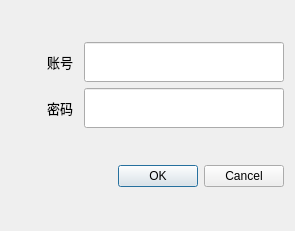
Qt form Forms/logindialog.ui (zhengshihao1218/newsoft) before a commit.
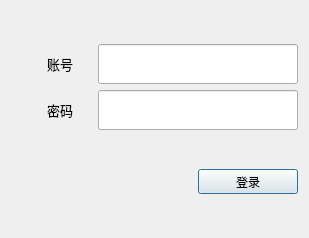
The same form after that commit. Icons and pictures are not drawn.

The edit to the form file:
```diff
--- a/Forms/logindialog.ui
+++ b/Forms/logindialog.ui
@@ -6,8 +6,8 @@
    <rect>
     <x>0</x>
     <y>0</y>
-    <width>295</width>
-    <height>231</height>
+    <width>309</width>
+    <height>238</height>
    </rect>
   </property>
   <property name="maximumSize">
@@ -23,18 +23,8 @@
    <iconset resource="themes/image.qrc">
     <normaloff>:/images/images/pl.png</normaloff>:/images/images/pl.png</iconset>
   </property>
-  <layout class="QGridLayout" name="gridLayout">
-   <item row="1" column="0">
-    <widget class="QDialogButtonBox" name="buttonBox">
-     <property name="orientation">
-      <enum>Qt::Horizontal</enum>
-     </property>
-     <property name="standardButtons">
-      <set>QDialogButtonBox::Cancel|QDialogButtonBox::Ok</set>
-     </property>
-    </widget>
-   </item>
-   <item row="0" column="0">
+  <layout class="QVBoxLayout" name="verticalLayout">
+   <item>
     <layout class="QGridLayout" name="gridLayout_2">
      <item row="1" column="4">
       <widget class="QLineEdit" name="lineEdit_2">
@@ -147,6 +137,42 @@
      </item>
     </layout>
    </item>
+   <item>
+    <layout class="QHBoxLayout" name="horizontalLayout">
+     <item>
+      <spacer name="horizontalSpacer">
+       <property name="orientation">
+        <enum>Qt::Horizontal</enum>
+       </property>
+       <property name="sizeHint" stdset="0">
+        <size>
+         <width>40</width>
+         <height>20</height>
+        </size>
+       </property>
+      </spacer>
+     </item>
+     <item>
+      <widget class="QPushButton" name="pushButton">
+       <property name="minimumSize">
+        <size>
+         <width>100</width>
+         <height>25</height>
+        </size>
+       </property>
+       <property name="maximumSize">
+        <size>
+         <width>100</width>
+         <height>25</height>
+        </size>
+       </property>
+       <property name="text">
+        <string>登录</string>
+       </property>
+      </widget>
+     </item>
+    </layout>
+   </item>
   </layout>
  </widget>
  <tabstops>
```
Left out of the diff: 43 changed lines with no effect on the pictures.
